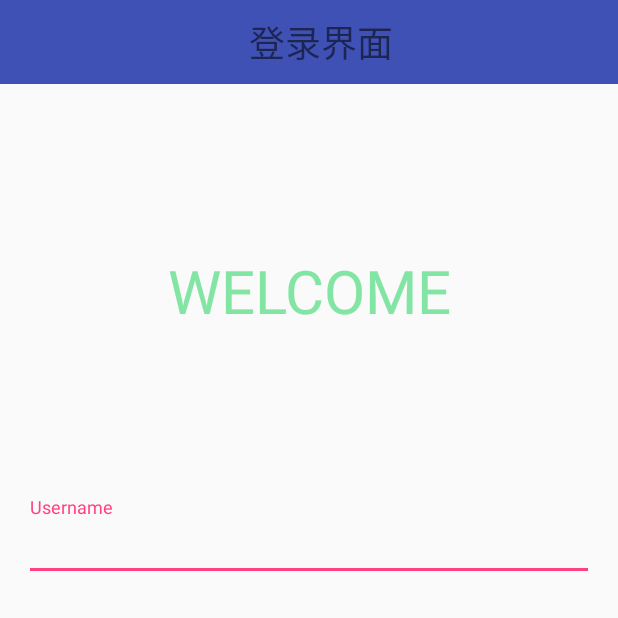
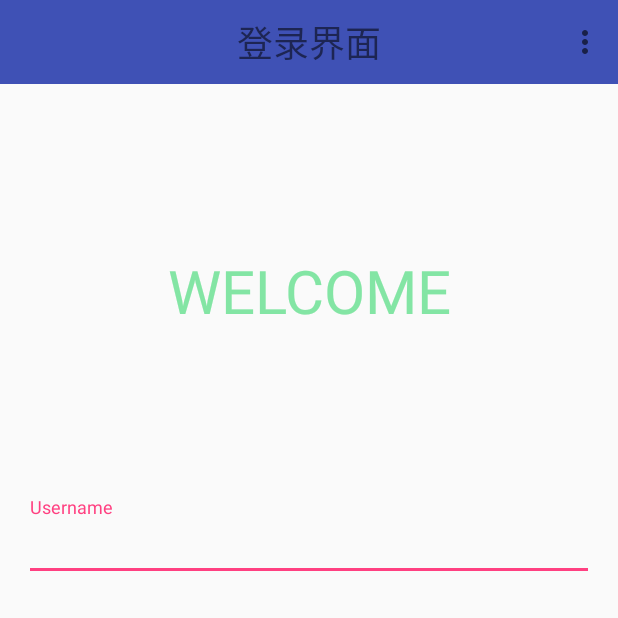
Before and after one commit to seuxxd/LatestLiftApplication, an Android app: the screen it shows after launch (LoginActivity), on a phone screen of 412 x 824 dp, the top half of it. Run offline under Robolectric (Android 15) with nearby library versions, the phone set to English and light mode, and no system bars; our stand-ins replace ButterKnife.

Commit message:
2017-09-11 第三次更新

```diff
--- a/app/src/main/java/com/product/xxd/latestliftapplication/LoginActivity.java
+++ b/app/src/main/java/com/product/xxd/latestliftapplication/LoginActivity.java
@@ -7,10 +7,14 @@ import android.os.Bundle;
 import android.support.v7.widget.Toolbar;
 import android.text.Editable;
 import android.text.TextWatcher;
+import android.view.Menu;
+import android.view.MenuInflater;
+import android.view.MenuItem;
 import android.view.MotionEvent;
 import android.view.View;
 import android.widget.EditText;
 import android.widget.TextView;
+import android.widget.Toast;
 
 import butterknife.BindString;
 import butterknife.BindView;
@@ -33,6 +37,7 @@ public class LoginActivity extends AppCompatActivity {
 //    工具栏的引用
     @BindView(R.id.login_toolbar)
     Toolbar mToolbar;
+//    Toolbar里面的标题自定义的文本框
     @BindView(R.id.toolbar_title)
     TextView mToolbarTitle;
 //    字符串的绑定
@@ -46,9 +51,40 @@ public class LoginActivity extends AppCompatActivity {
         ButterKnife.bind(this);
         mUsernameTextInput.setHint("Username");
         mPasswordTextInput.setHint("Password");
-//        mToolbar.setTitle(mTitle);
+        mToolbar.setTitle("");
         mToolbarTitle.setText(mTitleString);
+        /*mToolbar.inflateMenu(R.menu.login_menu);
+        mToolbar.setOnMenuItemClickListener(new Toolbar.OnMenuItemClickListener() {
+            @Override
+            public boolean onMenuItemClick(MenuItem item) {
+                switch (item.getItemId()){
+                    case R.id.app_usage:
+                        Toast.makeText(LoginActivity.this, "用法", Toast.LENGTH_SHORT).show();
+                        break;
+                    default:
+                        break;
+                }
+                return true;
+            }
+        });*/
         setSupportActionBar(mToolbar);
     }
 
+    @Override
+    public boolean onCreateOptionsMenu(Menu menu) {
+        getMenuInflater().inflate(R.menu.login_menu,menu);
+        return super.onCreateOptionsMenu(menu);
+    }
+
+    @Override
+    public boolean onOptionsItemSelected(MenuItem item) {
+        switch (item.getItemId()){
+            case R.id.app_usage:
+                Toast.makeText(this, "APP_USAGE", Toast.LENGTH_SHORT).show();
+                break;
+            default:
+                break;
+        }
+        return super.onOptionsItemSelected(item);
+    }
 }
--- a/app/src/main/res/layout/toolbar.xml
+++ b/app/src/main/res/layout/toolbar.xml
@@ -1,16 +1,18 @@
 <?xml version="1.0" encoding="utf-8"?>
 <android.support.v7.widget.Toolbar
     xmlns:android="http://schemas.android.com/apk/res/android"
+    xmlns:app="http://schemas.android.com/apk/res-auto"
     android:id="@+id/login_toolbar"
     android:minHeight="?attr/actionBarSize"
     android:background="?attr/colorPrimary"
+    app:popupTheme="@style/OverFlowToolbar"
     android:layout_width="match_parent"
     android:layout_height="wrap_content">
     <TextView
         android:id="@+id/toolbar_title"
-        android:gravity="center"
+        android:layout_gravity="center"
         android:textSize="24sp"
         android:singleLine="true"
-        android:layout_width="match_parent"
+        android:layout_width="wrap_content"
         android:layout_height="match_parent"/>
 </android.support.v7.widget.Toolbar>
--- /dev/null
+++ b/app/src/main/res/menu/login_menu.xml
@@ -0,0 +1,15 @@
+<?xml version="1.0" encoding="utf-8"?>
+<menu
+    xmlns:app="http://schemas.android.com/apk/res-auto"
+    xmlns:android="http://schemas.android.com/apk/res/android">
+    <item
+        android:id="@+id/app_usage"
+        android:title="@string/app_usage"
+        android:orderInCategory="10"
+        app:showAsAction="never"/>
+    <item
+        android:id="@+id/app_mail"
+        android:title="@string/app_mail"
+        android:orderInCategory="50"
+        app:showAsAction="never"/>
+</menu>
--- a/app/src/main/res/values/strings.xml
+++ b/app/src/main/res/values/strings.xml
@@ -6,4 +6,6 @@
     <string name="login_title">登录界面</string>
     <string name="login_button">Login</string>
     <string name="welcome_title">WELCOME</string>
+    <string name="app_usage">使用说明</string>
+    <string name="app_mail">联系邮箱</string>
 </resources>
--- a/app/src/main/res/values/styles.xml
+++ b/app/src/main/res/values/styles.xml
@@ -7,5 +7,8 @@
         <item name="colorPrimaryDark">@color/colorPrimaryDark</item>
         <item name="colorAccent">@color/colorAccent</item>
     </style>
+    <style name="OverFlowToolbar" parent="Widget.AppCompat.Light.PopupMenu.Overflow">
+        <item name="overlapAnchor">false</item>
+    </style>
 
 </resources>
```
